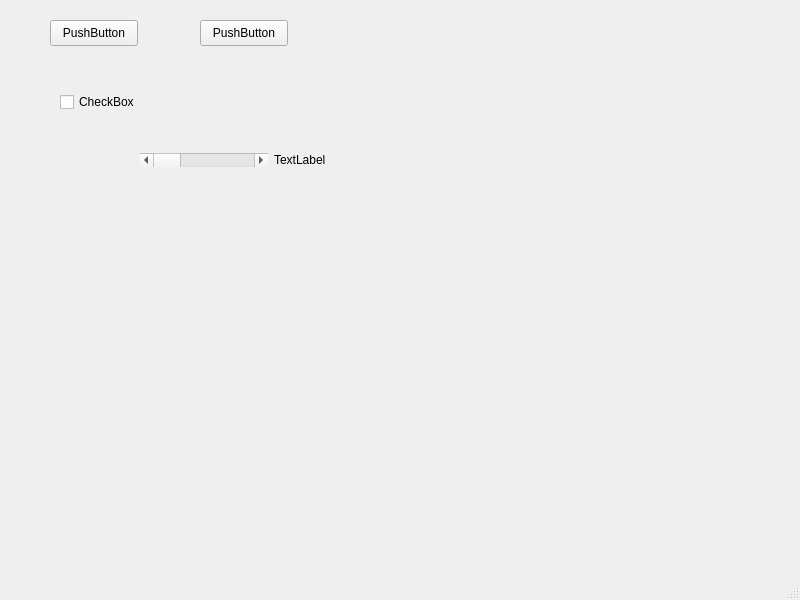
Kariseks/Qt_learn, file Brayan/core_learn/mainwindow.ui: the form before one commit.
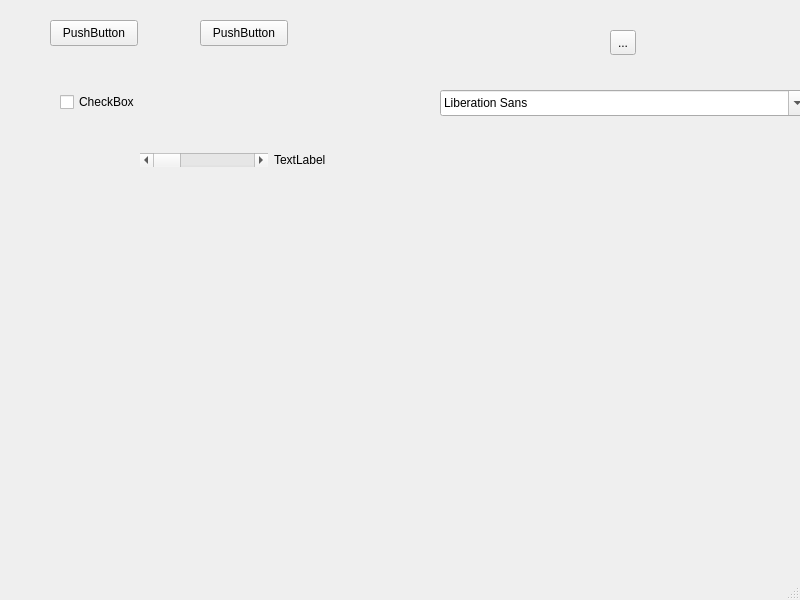
The form after the commit.

What changed in the file:
```diff
--- a/Brayan/core_learn/mainwindow.ui
+++ b/Brayan/core_learn/mainwindow.ui
@@ -53,7 +53,7 @@
      <string>CheckBox</string>
     </property>
    </widget>
-   <widget class="QWidget" name="">
+   <widget class="QWidget" name="layoutWidget">
     <property name="geometry">
      <rect>
       <x>140</x>
@@ -79,6 +79,29 @@
      </item>
     </layout>
    </widget>
+   <widget class="QToolButton" name="toolButton">
+    <property name="geometry">
+     <rect>
+      <x>610</x>
+      <y>30</y>
+      <width>26</width>
+      <height>25</height>
+     </rect>
+    </property>
+    <property name="text">
+     <string>...</string>
+    </property>
+   </widget>
+   <widget class="QFontComboBox" name="fontComboBox">
+    <property name="geometry">
+     <rect>
+      <x>440</x>
+      <y>90</y>
+      <width>369</width>
+      <height>26</height>
+     </rect>
+    </property>
+   </widget>
   </widget>
   <widget class="QMenuBar" name="menubar">
    <property name="geometry">
```
